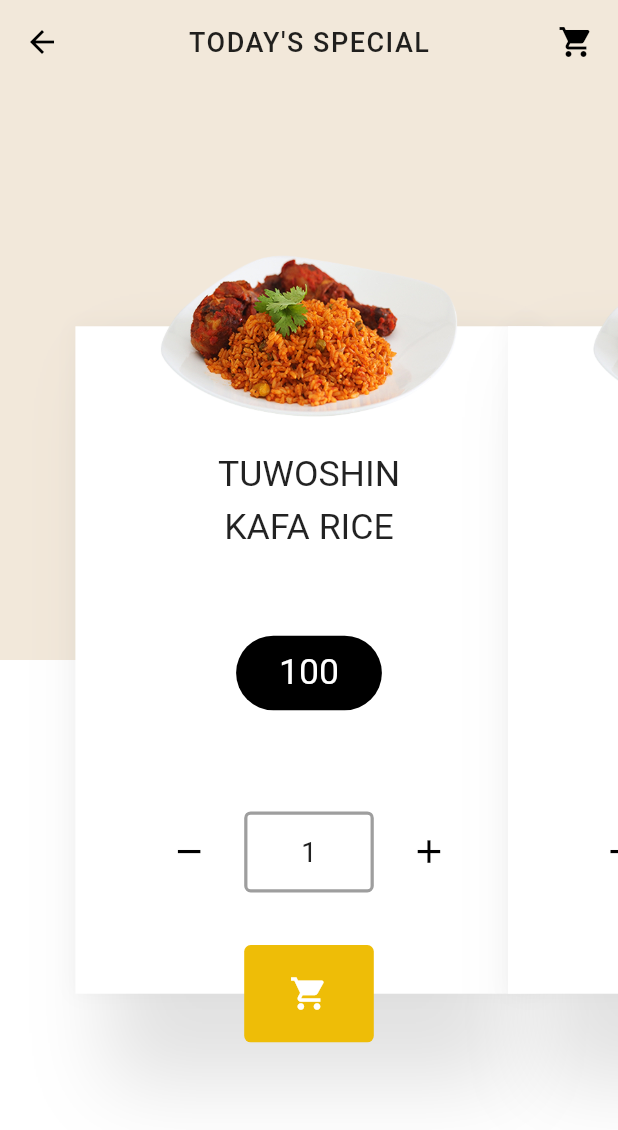
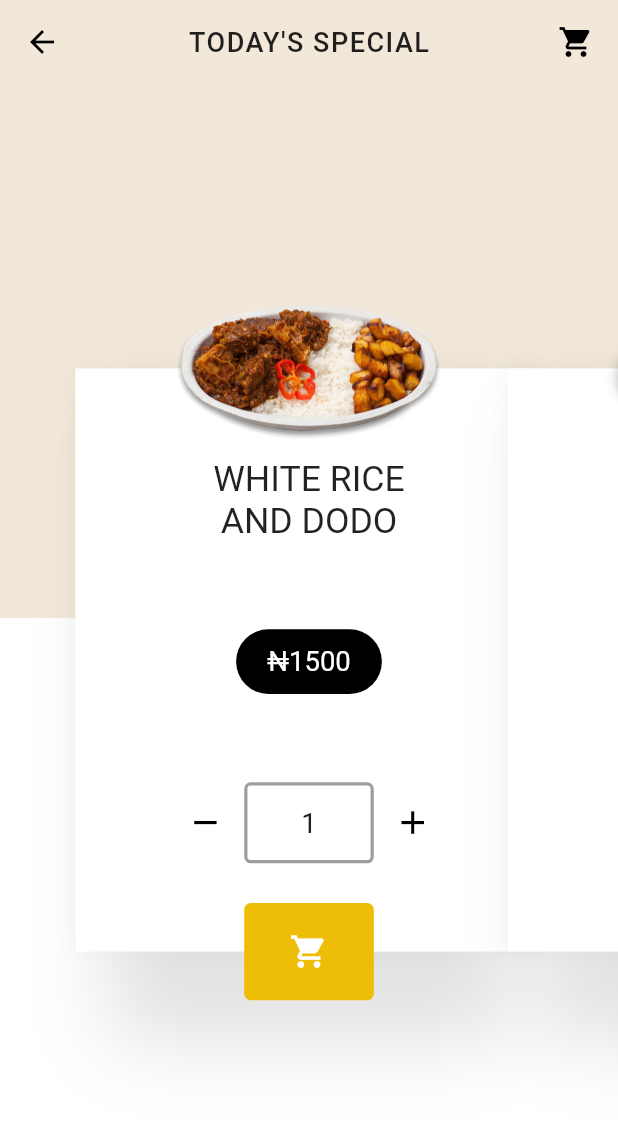
Before and after one commit to shamnex/flutter_challenges, a Flutter app: the screen it shows after launch, after a tap on the "add" icon, on a phone screen of 412 x 824 dp. Shown: the top 1130 px of the screen. Run offline on Flutter 3.47's test engine with Material 2 defaults, Android fonts, the phone set to English and light mode, and no system bars.

Commit message:
Challenge 2 : 80% Done

```diff
--- a/02_ramen_restaurant/lib/src/app.dart
+++ b/02_ramen_restaurant/lib/src/app.dart
@@ -1,5 +1,5 @@
 import 'package:flutter/material.dart';
-import 'package:ramen_restaurant/src/blocs/cart_bloc.dart';
+import 'package:ramen_restaurant/src/blocs/app_bloc.dart';
 import 'package:ramen_restaurant/src/screens/home_screen.dart';
 
 class App extends StatelessWidget {
@@ -14,7 +14,9 @@ class App extends StatelessWidget {
         primaryColor: Colors.grey,
       ),
       title: "New App",
-      home: CartProvider(child: HomeScreen()),
+      home: AppProvider(
+        child: HomeScreen(),
+      ),
     );
   }
 }
--- /dev/null
+++ b/02_ramen_restaurant/lib/src/blocs/app_bloc.dart
@@ -0,0 +1,39 @@
+import 'dart:async';
+import 'package:flutter/material.dart';
+
+class AppBloc {
+  StreamController<int> _itemsInCart = StreamController<int>.broadcast();
+  StreamController<int> _currentpage  =  StreamController<int>.broadcast();
+
+  int _total = 0;
+  //getters
+  Stream<int> get itemsInCart => _itemsInCart.stream;
+  Stream<int> get currentpage => _currentpage.stream;
+  int get total => _total;
+  //setters
+  Function(int) get addItemsToCart => _itemsInCart.sink.add;
+  Function(int) get setCurrentPage => _currentpage.sink.add;
+
+  AppBloc() {
+    _itemsInCart.stream.listen((onData) {
+      _total += onData;
+    });
+  }
+
+  dispose() {
+    _itemsInCart.close();
+    _currentpage.close();
+  }
+}
+
+class AppProvider extends InheritedWidget {
+  updateShouldNotify(_) => true;
+  AppProvider({Key key, Widget child}) : super(key: key, child: child);
+
+  final bloc = AppBloc();
+
+  static AppBloc of(context) {
+    return (context.inheritFromWidgetOfExactType(AppProvider) as AppProvider)
+        .bloc;
+  }
+}
--- a/02_ramen_restaurant/lib/src/blocs/cart_bloc.dart
+++ /dev/null
@@ -1,35 +0,0 @@
-import 'dart:async';
-import 'package:flutter/material.dart';
-
-class CartBloc {
-  StreamController<int> _items = StreamController<int>.broadcast();
-  int _total = 0;
-
-  //getters
-  Stream<int> get items => _items.stream;
-  int get total => _total;
-  //getters
-  Function(int) get addItem => _items.sink.add;
-
-  CartBloc() {
-    _items.stream.listen((onData) {
-      _total += onData;
-    });
-  }
-
-  dispose() {
-    _items.close();
-  }
-}
-
-class CartProvider extends InheritedWidget {
-  updateShouldNotify(_) => true;
-  CartProvider({Key key, Widget child}) : super(key: key, child: child);
-
-  final bloc = CartBloc();
-
-  static CartBloc of(context) {
-    return (context.inheritFromWidgetOfExactType(CartProvider) as CartProvider)
-        .bloc;
-  }
-}
--- a/02_ramen_restaurant/lib/src/data/constants.dart
+++ b/02_ramen_restaurant/lib/src/data/constants.dart
@@ -13,10 +13,14 @@ class BGColors {
     const Color(0xFFefefe7),
     const Color(0xFFecb34c),
     const Color(0xFFd2da75),
-    Color(0xFFf7f7f7),
+   const Color(0xFFf7f7f7),
   ];
 }
 
 class Images {
   static const jollof = "assets/images/jollof.png";
+  static const white = "assets/images/white.png";
+  static const beans = "assets/images/beans.png";
+  static const indomie = "assets/images/indomie.png";
+  static const amala = "assets/images/ewedu.png";
 }
--- a/02_ramen_restaurant/lib/src/models/food.dart
+++ b/02_ramen_restaurant/lib/src/models/food.dart
@@ -10,29 +10,29 @@ class Food {
   static List<Food> getAllFoods() {
     return [
       Food(
-        name: "TuwoShinkafa Rice",
-        image: Images.jollof,
-        price: 100,
+        name: "White Rice and Dodo",
+        image: Images.white,
+        price: 1500,
       ),
       Food(
         name: "Jollof Rice",
         image: Images.jollof,
-        price: 100,
+        price: 2000,
       ),
       Food(
-        name: "White Rice and Stew",
-        image: Images.jollof,
-        price: 100,
+        name: "Beans and Dodo",
+        image: Images.beans,
+        price: 1500,
       ),
       Food(
-        name: "Chinese Something",
-        image: Images.jollof,
-        price: 25,
+        name: "Indomie Noodles",
+        image: Images.indomie,
+        price: 2500,
       ),
       Food(
-        name: "Oyibo Rice",
-        image: Images.jollof,
-        price: 60,
+        name: "Amala and Ewedu",
+        image: Images.amala,
+        price: 3500,
       ),
     ];
   }
--- a/02_ramen_restaurant/lib/src/screens/home_screen.dart
+++ b/02_ramen_restaurant/lib/src/screens/home_screen.dart
@@ -1,7 +1,10 @@
+
 import 'package:flutter/material.dart';
-import 'package:ramen_restaurant/src/blocs/cart_bloc.dart';
+import 'package:ramen_restaurant/src/blocs/app_bloc.dart';
 import 'package:ramen_restaurant/src/data/constants.dart';
 import 'package:ramen_restaurant/src/models/food.dart';
+import 'package:ramen_restaurant/src/widgets/add_to_cart_animation.dart';
+import 'package:ramen_restaurant/src/widgets/bounce_in_animation.dart';
 import 'package:ramen_restaurant/src/widgets/food_card.dart';
 
 class HomeScreen extends StatefulWidget {
@@ -12,13 +15,23 @@ class HomeScreen extends StatefulWidget {
 }
 
 class HomeScreenState extends State<HomeScreen> with TickerProviderStateMixin {
-  PageController _pageViewController;
+  final foodCardHeight = 360.0; // retrieved from food_card.dart
+  double screenHeight;
+  double screenWidth;
+
+  double yStartPosition;
+  double yEndPosition;
+
+  double xStartPosition;
+  double xEndPosition;
+
+  PageController _pageViewController = PageController(
+    initialPage: 0,
+    keepPage: false,
+    viewportFraction: 0.7,
+  );
 
   AnimationController _animationController;
-  Animation<double> _opacity;
-
-  int _currentpage;
-  Color _bgColor;
 
   @override
   void initState() {
@@ -26,51 +39,72 @@ class HomeScreenState extends State<HomeScreen> with TickerProviderStateMixin {
 
     _animationController =
         AnimationController(vsync: this, duration: Duration(milliseconds: 500))
-          ..addStatusListener((status) {
-            print(status);
+          ..addStatusListener((AnimationStatus status) {
+            if (status == AnimationStatus.completed) {
+              _animationController.reset();
+            }
           });
-
-    _opacity = Tween(begin: 0.0, end: 1.0).animate(
-      CurvedAnimation(
-        parent: _animationController,
-        curve: Interval(
-          0.0,
-          1.0,
-        ),
-        reverseCurve: Interval(
-          0.0,
-          1.0,
-        ),
-      ),
-    );
-
-    _animationController.forward();
-
-    _currentpage = 0;
-    _pageViewController = PageController(
-      initialPage: 0,
-      keepPage: true,
-      viewportFraction: 0.7,
-    )..addListener(() {});
-
-    // _animationController.forward();
-
-    _bgColor = BGColors.all[_currentpage];
   }
 
   final List<Food> _foods = Food.getAllFoods();
 
   dispose() {
+    _animationController.dispose();
+    _pageViewController.dispose();
     super.dispose();
   }
 
   Widget build(BuildContext context) {
-    final cartBloc = CartProvider.of(context);
+    final bloc = AppProvider.of(context);
+    screenHeight = MediaQuery.of(context).size.height;
+    screenWidth = MediaQuery.of(context).size.width;
 
+    yStartPosition = screenHeight - foodCardHeight / 2;
+    xStartPosition = screenWidth / 2 - 30.0;
+
+    yEndPosition = 18.0 + 10.0;
+    xEndPosition = screenWidth - 18.0 - 10.0;
+
+    return Stack(
+      children: <Widget>[
+        Column(children: [
+          Expanded(
+            child: StreamBuilder(
+              stream: bloc.currentpage,
+              builder: (BuildContext context, AsyncSnapshot<int> snapshot) {
+                if (!snapshot.hasData) {
+                  return Container(
+                    color: BGColors.all[0],
+                  );
+                }
+                return Container(
+                  color: BGColors.all[snapshot.data],
+                );
+              },
+            ),
+          ),
+          Expanded(
+            child: Container(
+              color: Color(0xFFffffff),
+            ),
+          ),
+        ]),
+        _buildScaffold(context, bloc),
+        AddToCartAnimation(
+          begin: Offset(xStartPosition, yStartPosition),
+          end: Offset(xEndPosition, yEndPosition),
+          animationController: _animationController,
+        ),
+      ],
+    );
+  }
+
+  Widget _buildScaffold(context, AppBloc bloc) {
     return Scaffold(
+      backgroundColor: Colors.transparent,
       appBar: AppBar(
         leading: BackButton(),
-        backgroundColor: _bgColor,
+        backgroundColor: Colors.transparent,
         elevation: 0.0,
         centerTitle: true,
         actions: <Widget>[
@@ -85,17 +119,22 @@ class HomeScreenState extends State<HomeScreen> with TickerProviderStateMixin {
                 top: 6.0,
                 right: 0.0,
                 child: StreamBuilder(
-                  stream: cartBloc.items,
+                  stream: bloc.itemsInCart,
                   builder: (ctx, AsyncSnapshot<int> snapshot) {
                     if (snapshot.hasData) {
-                      return Container(
-                        padding: EdgeInsets.all(4.0),
+                      return BounceInAnimation(
+                        replayable: true,
+                        child: Container(
+                          alignment: Alignment.center,
+                          width: 18.0,
+                          height: 18.0,
                           decoration: BoxDecoration(
                               shape: BoxShape.circle, color: AppColors.yellow),
                           margin: const EdgeInsets.only(right: 10.0),
-                        child: Text(cartBloc.total.toString().toUpperCase(),
-                            style:
-                                TextStyle(color: Colors.white, fontSize: 14.0)),
+                          child: Text(bloc.total.toString().toUpperCase(),
+                              style: TextStyle(
+                                  color: Colors.white, fontSize: 14.0)),
+                        ),
                       );
                     }
                     return Container();
@@ -113,36 +152,14 @@ class HomeScreenState extends State<HomeScreen> with TickerProviderStateMixin {
       body: Stack(
         children: <Widget>[
           //main background
-          Column(children: [
-            AnimatedBuilder(
-              animation: _opacity,
-              builder: (BuildContext ctx, Widget child) {
-                return Expanded(
-                  child: Opacity(
-                    opacity: _opacity.value,
-                    child: Container(
-                      color: _bgColor,
-                    ),
-                  ),
-                );
-              },
-            ),
-            Expanded(
-              child: Container(
-                color: Color(0xFFffffff),
-              ),
-            ),
-          ]),
-
-          PageView.builder(
+          StreamBuilder(
+            stream: bloc.currentpage,
+            builder: (BuildContext context, AsyncSnapshot<int> snapshot) {
+              return PageView.builder(
                 controller: _pageViewController,
                 itemCount: _foods.length,
-            onPageChanged: (int pageNumber) {
-              setState(() {
-                _currentpage = pageNumber;
-                _bgColor = BGColors.all[pageNumber];
-              });
-            },
+                onPageChanged: (int pageNumber) =>
+                    bloc.setCurrentPage(pageNumber),
                 itemBuilder: (BuildContext context, int index) {
                   final Food currentFood = _foods[index];
                   return AnimatedBuilder(
@@ -151,8 +168,9 @@ class HomeScreenState extends State<HomeScreen> with TickerProviderStateMixin {
                       onTap: null,
                       child: FoodCard(
                         food: currentFood,
-                    onAddToCart: (int quantity) {
-                      cartBloc.addItem(quantity);
+                        onAddToCart: (int quantity) async {
+                          await _animationController.forward();
+                          bloc.addItemsToCart(quantity);
                         },
                       ),
                     ),
@@ -171,8 +189,9 @@ class HomeScreenState extends State<HomeScreen> with TickerProviderStateMixin {
                     },
                   );
                 },
+              );
+            },
           ),
-
         ],
       ),
     );
--- /dev/null
+++ b/02_ramen_restaurant/lib/src/widgets/add_to_cart_animation.dart
@@ -0,0 +1,79 @@
+import 'package:flutter/material.dart';
+import 'package:ramen_restaurant/src/data/constants.dart';
+
+class AddToCartAnimation extends StatelessWidget {
+  final Animation<double> _opacity;
+  final Animation<double> _sizeAnimation;
+  final Animation<Offset> _offset;
+  final AnimationController _animationController;
+
+  AddToCartAnimation({
+    Key key,
+    @required AnimationController animationController,
+    @required Offset begin,
+    @required Offset end,
+  })  : _animationController = animationController,
+        _offset = Tween(
+          begin: begin,
+          end: end,
+        ).animate(
+          CurvedAnimation(
+            parent: animationController,
+            curve: Interval(
+              0.0,
+              1.0,
+            ),
+          ),
+        ),
+        _opacity = Tween(begin: 0.0, end: 1.0).animate(
+          CurvedAnimation(
+            parent: animationController,
+            curve: Interval(
+              0.0,
+              0.05,
+            ),
+            reverseCurve: Interval(
+              0.0,
+              1.0,
+            ),
+          ),
+        ),
+        _sizeAnimation = Tween(
+          begin: 60.0,
+          end: 18.0,
+        ).animate(
+          CurvedAnimation(
+            parent: animationController,
+            curve: Interval(
+              0.0,
+              1.0,
+            ),
+          ),
+        ),
+        super(key: key);
+
+  @override
+  Widget build(BuildContext context) {
+    return AnimatedBuilder(
+      animation: _animationController,
+      builder: (BuildContext ctx, Widget child) {
+        return Transform.translate(
+          child: Opacity(
+            opacity: _opacity.value,
+            child: IgnorePointer(
+              child: Container(
+                height: _sizeAnimation.value,
+                width: _sizeAnimation.value,
+                decoration: BoxDecoration(
+                  shape: BoxShape.circle,
+                  color: AppColors.yellow,
+                ),
+              ),
+            ),
+          ),
+          offset: _offset.value,
+        );
+      },
+    );
+  }
+}
--- /dev/null
+++ b/02_ramen_restaurant/lib/src/widgets/animation.dart
@@ -0,0 +1,59 @@
+import 'package:flutter/material.dart';
+
+class StaggerAnimation extends StatelessWidget {
+
+  final Animation<double> controller;
+  final Animation<double> opacity;
+  final Animation<double> dx;
+  final Animation<double> dy;
+  final Animation<Alignment> alignment;
+
+  StaggerAnimation({Key key, this.controller}):
+
+        opacity = new Tween<double>(
+          begin: 0.0,
+          end: 1.0,
+        ).animate(new CurvedAnimation(parent: controller, curve: new Interval(0.0, 0.200, curve: Curves.ease))),
+
+        dx = new Tween<double>(
+            end: 20.0,
+            begin: 60.0
+        ).animate(new CurvedAnimation(parent: controller, curve: new Interval(0.0, 1.0, curve: Curves.ease))),
+
+        dy = new Tween<double>(
+            end: 20.0,
+            begin: 60.0
+        ).animate(new CurvedAnimation(parent: controller, curve: new Interval(0.0, 1.0, curve: Curves.ease))),
+
+        alignment = new AlignmentTween(
+          begin: Alignment.bottomCenter,
+          end: Alignment.topRight,
+        ).animate(new CurvedAnimation(parent: controller, curve: new Interval(0.0, 1.0, curve: Curves.ease))),
+
+        super(key: key);
+
+  Widget _buildAnimation(BuildContext context, Widget child){
+    return new Container(
+        alignment: alignment.value,
+        child: new Opacity(
+          opacity: opacity.value,
+          child: new Container(
+            width: dx.value,
+            height: dy.value,
+            decoration: new BoxDecoration(
+              color: Colors.amber,
+              shape: BoxShape.circle,
+            ),
+          ),
+        )
+    );
+  }
+
+  @override
+  Widget build(BuildContext context) {
+    return new AnimatedBuilder(
+      builder: _buildAnimation,
+      animation: controller,
+    );
+  }
+}
--- /dev/null
+++ b/02_ramen_restaurant/lib/src/widgets/bounce_in_animation.dart
@@ -0,0 +1,64 @@
+import 'package:flutter/material.dart';
+
+class BounceInAnimation extends StatefulWidget {
+  final Widget _child;
+  final bool _replayable;
+  BounceInAnimation({Key key, @required Widget child, bool replayable = false})
+      : _child = child,
+        _replayable = replayable,
+        super(key: key);
+  @override
+  BounceInAnimationState createState() {
+    return BounceInAnimationState();
+  }
+}
+
+class BounceInAnimationState extends State<BounceInAnimation>
+    with SingleTickerProviderStateMixin {
+  AnimationController controller;
+  Animation<double> scale;
+
+  @override
+  void initState() {
+    controller = AnimationController(
+      vsync: this,
+      duration: Duration(milliseconds: 800),
+    );
+
+    scale = Tween<double>(begin: 0.8, end: 1.0).animate(
+      CurvedAnimation(
+        parent: controller,
+        curve: ElasticOutCurve(0.2),
+      ),
+    );
+    super.initState();
+  }
+
+  @override
+  void dispose() {
+    controller.dispose();
+    super.dispose();
+  }
+
+  @override
+  Widget build(BuildContext context) {
+    if (controller.status == AnimationStatus.completed) {
+      if (widget._replayable) {
+        controller.reset();
+        controller.forward();
+      }
+    } else {
+      controller.forward();
+    }
+
+    return AnimatedBuilder(
+      animation: scale,
+      builder: (BuildContext context, Widget child) {
+        return Transform.scale(
+          scale: scale.value,
+          child: widget._child,
+        );
+      },
+    );
+  }
+}
--- a/02_ramen_restaurant/lib/src/widgets/food_card.dart
+++ b/02_ramen_restaurant/lib/src/widgets/food_card.dart
@@ -1,6 +1,7 @@
 import 'package:flutter/material.dart';
 import 'package:ramen_restaurant/src/data/constants.dart';
 import 'package:ramen_restaurant/src/models/food.dart';
+import 'package:ramen_restaurant/src/widgets/bounce_in_animation.dart';
 
 class FoodCard extends StatefulWidget {
   final Function(int) onAddToCart;
@@ -18,10 +19,7 @@ class FoodCard extends StatefulWidget {
   }
 }
 
-class FoodCardState extends State<FoodCard> with TickerProviderStateMixin {
-  AnimationController _animationController;
-  Animation<double> _scale;
-  Animation<double> _translate;
+class FoodCardState extends State<FoodCard> {
   int _quantity;
 
   _addQuantity() {
@@ -41,39 +39,12 @@ class FoodCardState extends State<FoodCard> with TickerProviderStateMixin {
   initState() {
     super.initState();
     _quantity = 0;
-    _animationController =
-        AnimationController(vsync: this, duration: Duration(milliseconds: 500))
-          ..addStatusListener((status) {
-            print(status);
-          });
+  }
 
-    _scale = Tween(begin: 0.0, end: 1.0).animate(
-      CurvedAnimation(
-        parent: _animationController,
-        curve: Interval(
-          0.0,
-          1.0,
-        ),
-        reverseCurve: Interval(
-          0.0,
-          1.0,
-        ),
-      ),
-    );
-
-    _translate = Tween(begin: 0.0, end: 1.0).animate(
-      CurvedAnimation(
-        parent: _animationController,
-        curve: Interval(
-          0.0,
-          1.0,
-        ),
-        reverseCurve: Interval(
-          0.0,
-          1.0,
-        ),
-      ),
-    );
+  @override
+  void dispose() {
+    // TODO: implement dispose
+    super.dispose();
   }
 
   @override
@@ -96,17 +67,16 @@ class FoodCardState extends State<FoodCard> with TickerProviderStateMixin {
 
   Widget buildCard(BuildContext context) {
     return Stack(
+      alignment: Alignment.center,
       overflow: Overflow.visible,
-      alignment: Alignment.center,
       children: <Widget>[
         //=================================================
         //shadow
         //=================================================
 
         Container(
-          padding: EdgeInsets.only(top: 60.0),
           margin: EdgeInsets.symmetric(horizontal: 10.0),
-          height: MediaQuery.of(context).size.height / 2,
+          height: 360.0,
           width: MediaQuery.of(context).size.width / 1.9,
           decoration: BoxDecoration(
             color: Colors.transparent,
@@ -125,8 +95,9 @@ class FoodCardState extends State<FoodCard> with TickerProviderStateMixin {
         //=================================================
         ConstrainedBox(
           constraints: BoxConstraints(
-              maxHeight: MediaQuery.of(context).size.height / 2,
-              minHeight: 320.0),
+            maxHeight: 360.0,
+            minHeight: 360.0,
+          ),
           child: Container(
             decoration: BoxDecoration(
               color: Colors.white,
@@ -141,8 +112,7 @@ class FoodCardState extends State<FoodCard> with TickerProviderStateMixin {
               mainAxisAlignment: MainAxisAlignment.spaceEvenly,
               children: <Widget>[
                 Container(
-                  width: 120.0,
-                  margin: EdgeInsets.only(top: 20.0),
+                  width: 160.0,
                   child: Column(
                     children: <Widget>[
                       Text(
@@ -150,7 +120,7 @@ class FoodCardState extends State<FoodCard> with TickerProviderStateMixin {
                         softWrap: true,
                         maxLines: 2,
                         textAlign: TextAlign.center,
-                        style: TextStyle(fontSize: 22.0, height: 1.5),
+                        style: TextStyle(fontSize: 22.0, height: 1.2),
                       ),
                     ],
                   ),
@@ -160,14 +130,14 @@ class FoodCardState extends State<FoodCard> with TickerProviderStateMixin {
                   alignment: Alignment.center,
                   padding: EdgeInsets.symmetric(
                     vertical: 10.0,
-                    horizontal: 20.0,
+                    horizontal: 15.0,
                   ),
                   decoration: BoxDecoration(
                       color: Colors.black,
                       borderRadius: BorderRadius.circular(30.0)),
                   child: Text(
-                    "${widget.food.price}",
-                    style: TextStyle(fontSize: 22.0, color: Colors.white),
+                    "₦${ widget.food.price}",
+                    style: TextStyle(fontSize: 17.0, color: Colors.white),
                   ),
                 ),
                 Row(
@@ -181,7 +151,7 @@ class FoodCardState extends State<FoodCard> with TickerProviderStateMixin {
                       alignment: Alignment.center,
                       height: 50.0,
                       width: 80.0,
-                      margin: EdgeInsets.all(10.0),
+                      // margin: EdgeInsets.all(10.0),
                       padding: EdgeInsets.symmetric(
                         vertical: 5.0,
                         horizontal: 20.0,
@@ -208,7 +178,7 @@ class FoodCardState extends State<FoodCard> with TickerProviderStateMixin {
           ),
         ),
 
-        //====================================================
+        //=================================================
         //image
         //=================================================
 
@@ -217,31 +187,19 @@ class FoodCardState extends State<FoodCard> with TickerProviderStateMixin {
             widget.food.image,
             height: 100.0,
           ),
-          transform: Matrix4.identity()..translate(0.0, -200.0),
+          transform: Matrix4.identity()..translate(0.0, -180.0),
         ),
-
-        // Transform(
-        //   child: Container(
-        //     height: 60.0,
-        //     width: 80.0,
-        //     decoration: BoxDecoration(
-        //       shape: BoxShape.circle,
-        //       color: AppColors.yellow,
-        //     ),
-        //   ),
-        //   transform: Matrix4.identity()..translate(0.0, - MediaQuery.of(context).size.width/1.5),
-        // ),
       ],
     );
   }
 
   Widget buildButton() {
     return Stack(
+      alignment: Alignment.center,
       children: <Widget>[
         InkWell(
-          splashColor: Colors.red,
           onTap: _quantity > 0
-              ? () {
+              ? () async {
                   widget.onAddToCart(_quantity);
 
                   setState(() {
@@ -249,11 +207,26 @@ class FoodCardState extends State<FoodCard> with TickerProviderStateMixin {
                   });
                 }
               : null,
+          child: _quantity > 0
+              ? BounceInAnimation(
                   child: Container(
                     height: 60.0,
                     width: 80.0,
                     decoration: BoxDecoration(
-              color: _quantity > 0 ? AppColors.yellow : AppColors.darkGrey,
+                      color: AppColors.yellow,
+                      borderRadius: BorderRadius.circular(4.0),
+                    ),
+                    child: Icon(
+                      Icons.shopping_cart,
+                      color: Colors.white,
+                    ),
+                  ),
+                )
+              : Container(
+                  height: 60.0,
+                  width: 80.0,
+                  decoration: BoxDecoration(
+                    color: AppColors.darkGrey,
                     borderRadius: BorderRadius.circular(4.0),
                   ),
                   child: Icon(
--- a/02_ramen_restaurant/pubspec.yaml
+++ b/02_ramen_restaurant/pubspec.yaml
@@ -19,7 +19,7 @@ dependencies:
   # The following adds the Cupertino Icons font to your application.
   # Use with the CupertinoIcons class for iOS style icons.
   cupertino_icons: ^0.1.2
-#   rxdart: ^0.16.7
+  rxdart: ^0.16.7
 
 
 dev_dependencies:
@@ -41,6 +41,10 @@ flutter:
   # To add assets to your application, add an assets section, like this:
   assets:
    - assets/images/jollof.png
+   - assets/images/white.png
+   - assets/images/beans.png
+   - assets/images/ewedu.png
+   - assets/images/indomie.png
 
   # An image asset can refer to one or more resolution-specific "variants", see
   # https://flutter.io/assets-and-images/#resolution-aware.
```
Also changed, not shown: 02_ramen_restaurant/assets/images/beans.png (added), 02_ramen_restaurant/assets/images/ewedu.png (added), 02_ramen_restaurant/assets/images/indomie.png (added), 02_ramen_restaurant/assets/images/jollof.png, 02_ramen_restaurant/assets/images/white.png (added), 02_ramen_restaurant/pubspec.lock. Lines whose indentation alone changed are shown as unchanged.
